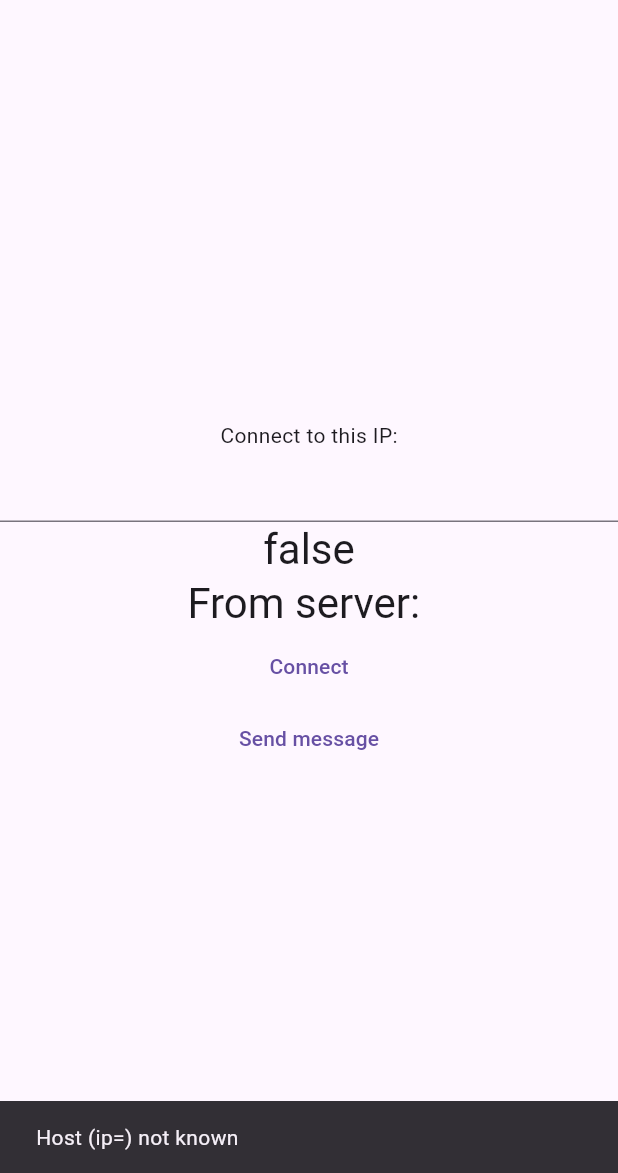
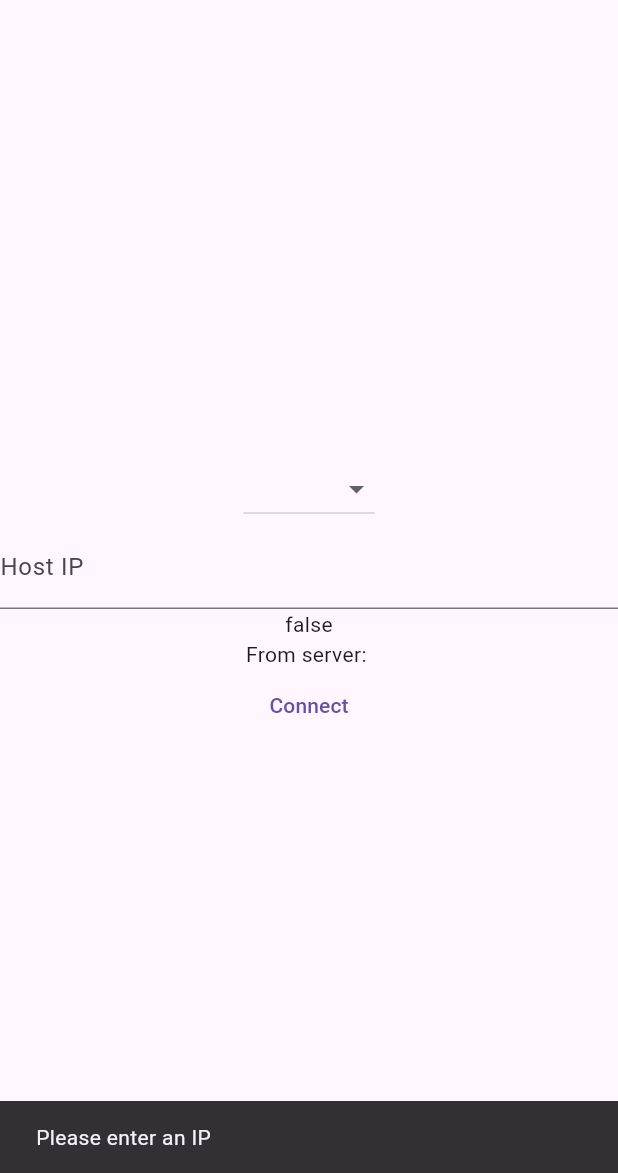
Before and after one commit to Bill-GD/kim_lien_intelligence, a Flutter app: the screen it shows after launch, after a tap on "Connect", on a phone screen of 412 x 824 dp, the part 63-1236 px from its top. Run offline on Flutter 3.47's test engine with Material 3 defaults, Android fonts, the light colour scheme and no system bars; missing offline and left inert: network_info_plus.

Commit message:
rewrote server/client a bit
- Server keeps track of clients (& IDs)
- Defined message between server-client

```diff
--- a/kli_client/lib/main_screen/main_screen.dart
+++ b/kli_client/lib/main_screen/main_screen.dart
@@ -15,18 +15,27 @@ class MainScreen extends StatefulWidget {
 
 class _MainScreenState extends State<MainScreen> {
   final _ipTextController = TextEditingController();
-  bool _connected = false;
+  bool _isConnected = false;
   String serverMessage = '';
+  String _playerId = '';
 
-  void connectServer() {
-    final ip = _ipTextController.value.text;
-    debugPrint('Trying to connect to: $ip');
+  void connectToServer() {
+    final ip = _ipTextController.value.text.trim();
+    if (ip.isEmpty) {
+      showToastMessage(context, 'Please enter an IP');
+      return;
+    }
+    if (_playerId.isEmpty) {
+      showToastMessage(context, 'Please select a player ID');
+      return;
+    }
+    debugPrint('Client $_playerId is trying to connect to: $ip');
 
     runZonedGuarded(
       () async {
-        kliClient = await KLIClient.initClient(ip);
+        kliClient = await KLIClient.initClient(ip, _playerId);
 
-        setState(() => _connected = true);
+        setState(() => _isConnected = true);
         if (mounted) {
           showToastMessage(context, 'Connected to server with IP: ${kliClient.socket.address.address}');
         }
@@ -36,7 +45,7 @@ class _MainScreenState extends State<MainScreen> {
         });
       },
       (e, _) {
-        setState(() => _connected = false);
+        setState(() => _isConnected = false);
         if (e is SocketException) {
           showToastMessage(context, 'Host (ip=$ip) not known');
         } else {
@@ -56,28 +65,29 @@ class _MainScreenState extends State<MainScreen> {
         child: Column(
           mainAxisAlignment: MainAxisAlignment.center,
           children: <Widget>[
-            const Text(
-              'Connect to this IP:',
+            DropdownButton(
+              value: _playerId.isEmpty ? null : _playerId,
+              items: [
+                for (final c in KLIClient.listOfClient)
+                  DropdownMenuItem(value: c.toLowerCase().replaceAll(' ', ''), child: Text(c))
+              ],
+              onChanged: (value) {
+                _playerId = value!;
+                setState(() {});
+              },
             ),
             TextField(
               controller: _ipTextController,
+              decoration: const InputDecoration(
+                hintText: 'Enter Host IP',
+                labelText: 'Host IP',
+              ),
             ),
-            Text(
-              '$_connected',
-              style: Theme.of(context).textTheme.headlineMedium,
-            ),
-            Text(
-              'From server: $serverMessage',
-              style: Theme.of(context).textTheme.headlineMedium,
-            ),
+            Text('$_isConnected'),
+            Text('From server: $serverMessage'),
             TextButton(
-              onPressed: connectServer,
+              onPressed: connectToServer,
               child: const Text('Connect'),
-            ),
-            // send message button
-            TextButton(
-              onPressed: () => kliClient.sendMessage('socket'),
-              child: const Text('Send message'),
             ),
           ],
         ),
--- a/kli_server/lib/global/global.dart
+++ /dev/null
@@ -1,3 +0,0 @@
-import 'package:kli_utils/kli_utils.dart';
-
-KLIServer? kliServer;
--- a/kli_utils/lib/kli_utils.dart
+++ b/kli_utils/lib/kli_utils.dart
@@ -1,6 +1,5 @@
 library kli_utils;
 
-export 'src/commands/commands.dart';
 export 'src/networking/client.dart';
 export 'src/networking/networking.dart';
 export 'src/networking/server.dart';
--- a/kli_utils/lib/src/commands/commands.dart
+++ /dev/null
@@ -1,3 +0,0 @@
-enum Commands {
-  update,
-}
--- a/kli_utils/lib/src/networking/client.dart
+++ b/kli_utils/lib/src/networking/client.dart
@@ -3,7 +3,11 @@ import 'dart:io';
 
 import 'package:flutter/foundation.dart';
 
+import 'networking.dart';
+
 class KLIClient {
+  static const listOfClient = ['Player 1', 'Player 2', 'Player 3', 'Player 4', 'Viewer 1', 'Viewer 2', 'MC'];
+
   final Socket _socket;
 
   KLIClient.fromSocket(Socket socket) : _socket = socket;
@@ -11,14 +15,18 @@ class KLIClient {
   String get address => _socket.address.address;
   Socket get socket => _socket;
 
-  static Future<KLIClient> initClient(String ip, [int port = 8080]) async {
+  static Future<KLIClient> initClient(String ip, String clientID, [int port = 8080]) async {
     debugPrint('Trying to connect to: $ip');
+
     Socket socket = await Socket.connect(ip, port).timeout(
       const Duration(seconds: 3),
       onTimeout: () {
         throw TimeoutException('Timeout when trying to connect to $ip');
       },
     );
+
+    socket.write(KLISocketMessage(clientID, KLIMessageType.sendID));
+
     return KLIClient.fromSocket(socket);
   }
 
--- a/kli_utils/lib/src/networking/networking.dart
+++ b/kli_utils/lib/src/networking/networking.dart
@@ -1,4 +1,5 @@
 import 'dart:async';
+import 'dart:convert';
 
 import 'package:network_info_plus/network_info_plus.dart';
 import 'package:http/http.dart' as http;
@@ -18,3 +19,24 @@ Future<String> getPublicIP() async {
 Future<String> getLocalIP() async {
   return (await NetworkInfo().getWifiIP()).toString();
 }
+
+enum KLIMessageType {
+  sendID,
+  normal,
+}
+
+class KLISocketMessage {
+  String msg;
+  KLIMessageType type;
+
+  KLISocketMessage(this.msg, this.type);
+
+  @override
+  String toString() {
+    return jsonEncode({'message': msg, 'type': type.name});
+  }
+
+  factory KLISocketMessage.fromJson(Map<String, dynamic> json) {
+    return KLISocketMessage(json['message'], KLIMessageType.values.byName(json['type']));
+  }
+}
```
Also changed, not shown: kli_server/lib/main_screen/main_screen.dart (+22 -16 lines), kli_utils/lib/src/networking/server.dart (+66 -31 lines).
